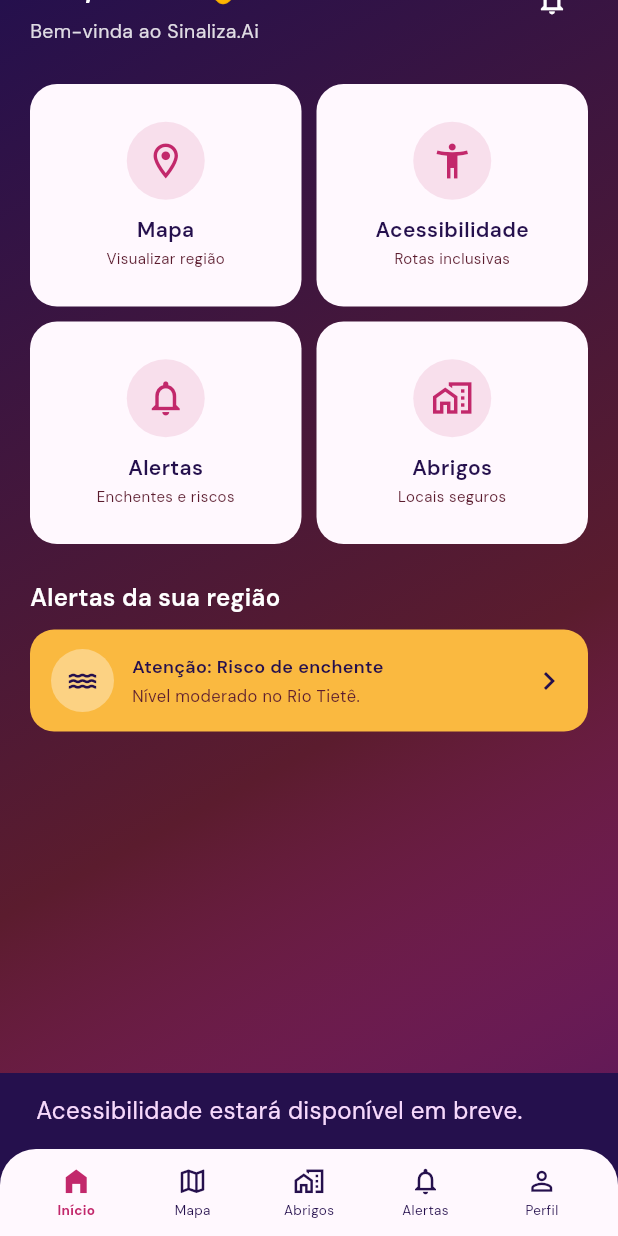
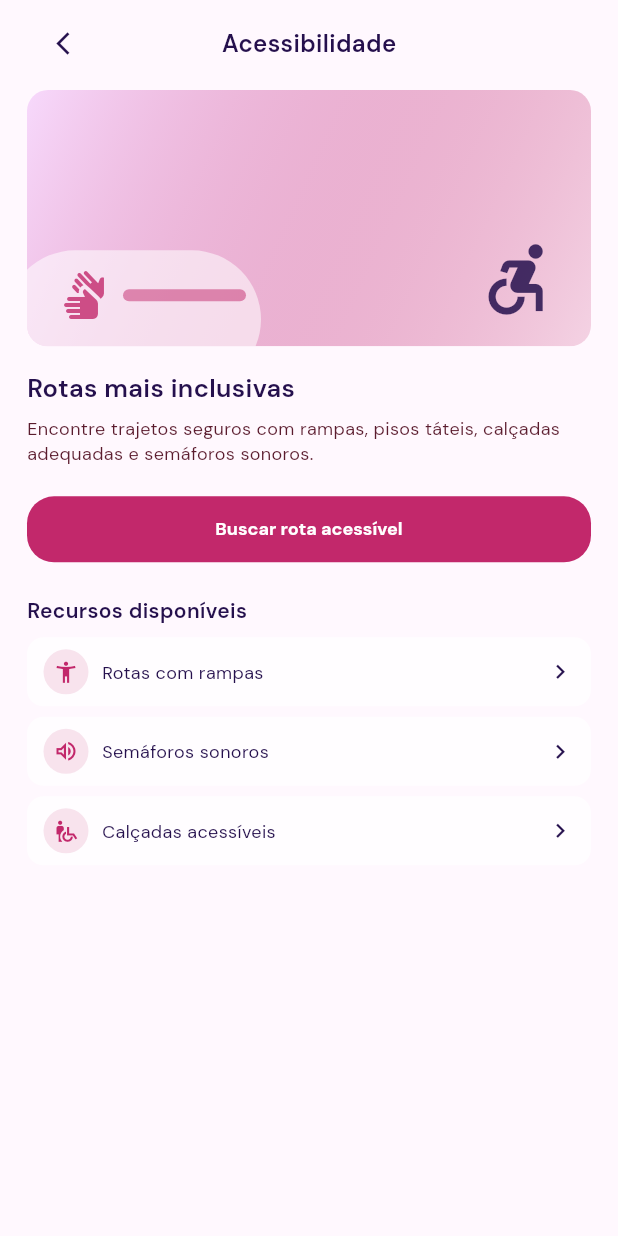
Before and after one commit to juliarichesky/sinalizaai-mobile, a Flutter app: the HomeScreen screen opened directly, scrolled down 48 dp, after a tap on "Acessibilidade", on a phone screen of 412 x 824 dp. Run offline on Flutter 3.47's test engine with Material 3 defaults, Android fonts, the phone set to English and light mode, and no system bars; our stand-ins replace google_fonts.

Commit message:
feat: implement accessibility screen

```diff
--- /dev/null
+++ b/lib/screens/accessibility_screen.dart
@@ -0,0 +1,298 @@
+import 'package:flutter/material.dart';
+
+import '../core/theme/app_colors.dart';
+import '../core/theme/app_typography.dart';
+import 'home_screen.dart';
+
+class AccessibilityScreen extends StatelessWidget {
+  const AccessibilityScreen({super.key});
+
+  void _goBack(BuildContext context) {
+    if (Navigator.of(context).canPop()) {
+      Navigator.of(context).pop();
+      return;
+    }
+    Navigator.of(context).pushReplacement(
+      MaterialPageRoute<void>(builder: (_) => const HomeScreen()),
+    );
+  }
+
+  void _showMessage(BuildContext context, String message) {
+    ScaffoldMessenger.of(context)
+      ..hideCurrentSnackBar()
+      ..showSnackBar(SnackBar(content: Text(message)));
+  }
+
+  @override
+  Widget build(BuildContext context) {
+    return Scaffold(
+      backgroundColor: AppColors.softBackground,
+      body: SafeArea(
+        child: LayoutBuilder(
+          builder: (context, constraints) {
+            return SingleChildScrollView(
+              padding: const EdgeInsets.fromLTRB(18, 8, 18, 24),
+              child: ConstrainedBox(
+                constraints: BoxConstraints(
+                  minHeight: constraints.maxHeight - 32,
+                ),
+                child: Column(
+                  crossAxisAlignment: CrossAxisAlignment.stretch,
+                  children: [
+                    _AccessibilityHeader(onBack: () => _goBack(context)),
+                    const SizedBox(height: 10),
+                    const _AccessibilityIllustration(),
+                    const SizedBox(height: 16),
+                    Text(
+                      'Rotas mais inclusivas',
+                      style: AppTypography.subtitle.copyWith(fontSize: 17),
+                    ),
+                    const SizedBox(height: 6),
+                    Text(
+                      'Encontre trajetos seguros com rampas, pisos táteis, '
+                      'calçadas adequadas e semáforos sonoros.',
+                      style: AppTypography.caption.copyWith(fontSize: 12),
+                    ),
+                    const SizedBox(height: 18),
+                    _PrimaryButton(
+                      onTap: () => _showMessage(
+                        context,
+                        'A busca de rotas acessíveis estará disponível em breve.',
+                      ),
+                    ),
+                    const SizedBox(height: 20),
+                    Text(
+                      'Recursos disponíveis',
+                      style: AppTypography.subtitle.copyWith(fontSize: 14),
+                    ),
+                    const SizedBox(height: 8),
+                    _AccessibilityResource(
+                      icon: Icons.accessibility_new,
+                      label: 'Rotas com rampas',
+                      onTap: () => _showMessage(
+                        context,
+                        'Rotas com rampas estarão disponíveis em breve.',
+                      ),
+                    ),
+                    const SizedBox(height: 7),
+                    _AccessibilityResource(
+                      icon: Icons.volume_up_outlined,
+                      label: 'Semáforos sonoros',
+                      onTap: () => _showMessage(
+                        context,
+                        'Semáforos sonoros estarão disponíveis em breve.',
+                      ),
+                    ),
+                    const SizedBox(height: 7),
+                    _AccessibilityResource(
+                      icon: Icons.wheelchair_pickup,
+                      label: 'Calçadas acessíveis',
+                      onTap: () => _showMessage(
+                        context,
+                        'Calçadas acessíveis estarão disponíveis em breve.',
+                      ),
+                    ),
+                  ],
+                ),
+              ),
+            );
+          },
+        ),
+      ),
+    );
+  }
+}
+
+class _AccessibilityHeader extends StatelessWidget {
+  const _AccessibilityHeader({required this.onBack});
+
+  final VoidCallback onBack;
+
+  @override
+  Widget build(BuildContext context) {
+    return SizedBox(
+      height: 42,
+      child: Stack(
+        alignment: Alignment.center,
+        children: [
+          Align(
+            alignment: Alignment.centerLeft,
+            child: IconButton(
+              onPressed: onBack,
+              tooltip: 'Voltar',
+              icon: const Icon(Icons.arrow_back_ios_new, size: 18),
+              color: AppColors.darkAmethyst,
+            ),
+          ),
+          Text(
+            'Acessibilidade',
+            style: AppTypography.subtitle.copyWith(fontSize: 16),
+          ),
+        ],
+      ),
+    );
+  }
+}
+
+class _AccessibilityIllustration extends StatelessWidget {
+  const _AccessibilityIllustration();
+
+  @override
+  Widget build(BuildContext context) {
+    return Semantics(
+      label: 'Ilustração demonstrativa de mobilidade acessível',
+      image: true,
+      child: AspectRatio(
+        aspectRatio: 2.2,
+        child: ClipRRect(
+          borderRadius: BorderRadius.circular(14),
+          child: DecoratedBox(
+            decoration: BoxDecoration(
+              gradient: LinearGradient(
+                colors: [
+                  AppColors.lavenderVeil,
+                  AppColors.hotRose.withValues(alpha: 0.18),
+                ],
+                begin: Alignment.topLeft,
+                end: Alignment.bottomRight,
+              ),
+            ),
+            child: Stack(
+              children: [
+                Positioned(
+                  left: -14,
+                  bottom: -28,
+                  child: Container(
+                    height: 92,
+                    width: 170,
+                    decoration: BoxDecoration(
+                      color: Colors.white.withValues(alpha: 0.55),
+                      borderRadius: BorderRadius.circular(80),
+                    ),
+                  ),
+                ),
+                Positioned(
+                  right: 20,
+                  bottom: 16,
+                  child: Icon(
+                    Icons.accessible_forward,
+                    color: AppColors.darkAmethyst.withValues(alpha: 0.85),
+                    size: 58,
+                  ),
+                ),
+                Positioned(
+                  left: 22,
+                  bottom: 18,
+                  child: Row(
+                    children: [
+                      Icon(
+                        Icons.sign_language,
+                        color: AppColors.hotRose.withValues(alpha: 0.8),
+                        size: 32,
+                      ),
+                      const SizedBox(width: 10),
+                      Container(
+                        height: 8,
+                        width: 82,
+                        decoration: BoxDecoration(
+                          color: AppColors.hotRose.withValues(alpha: 0.5),
+                          borderRadius: BorderRadius.circular(8),
+                        ),
+                      ),
+                    ],
+                  ),
+                ),
+              ],
+            ),
+          ),
+        ),
+      ),
+    );
+  }
+}
+
+class _PrimaryButton extends StatelessWidget {
+  const _PrimaryButton({required this.onTap});
+
+  final VoidCallback onTap;
+
+  @override
+  Widget build(BuildContext context) {
+    return SizedBox(
+      width: double.infinity,
+      child: FilledButton(
+        onPressed: onTap,
+        style: FilledButton.styleFrom(
+          backgroundColor: AppColors.hotRose,
+          foregroundColor: Colors.white,
+          minimumSize: const Size.fromHeight(44),
+          shape: RoundedRectangleBorder(
+            borderRadius: BorderRadius.circular(18),
+          ),
+          textStyle: AppTypography.body.copyWith(
+            color: Colors.white,
+            fontSize: 12,
+            fontWeight: FontWeight.w700,
+          ),
+        ),
+        child: const Text('Buscar rota acessível'),
+      ),
+    );
+  }
+}
+
+class _AccessibilityResource extends StatelessWidget {
+  const _AccessibilityResource({
+    required this.icon,
+    required this.label,
+    required this.onTap,
+  });
+
+  final IconData icon;
+  final String label;
+  final VoidCallback onTap;
+
+  @override
+  Widget build(BuildContext context) {
+    return Semantics(
+      button: true,
+      label: label,
+      child: Material(
+        color: Colors.white.withValues(alpha: 0.72),
+        borderRadius: BorderRadius.circular(11),
+        child: InkWell(
+          onTap: onTap,
+          borderRadius: BorderRadius.circular(11),
+          child: Padding(
+            padding: const EdgeInsets.symmetric(horizontal: 11, vertical: 8),
+            child: Row(
+              children: [
+                Container(
+                  height: 30,
+                  width: 30,
+                  decoration: BoxDecoration(
+                    color: AppColors.hotRose.withValues(alpha: 0.12),
+                    shape: BoxShape.circle,
+                  ),
+                  child: Icon(icon, color: AppColors.hotRose, size: 17),
+                ),
+                const SizedBox(width: 9),
+                Expanded(
+                  child: Text(
+                    label,
+                    style: AppTypography.body.copyWith(fontSize: 12),
+                  ),
+                ),
+                const Icon(
+                  Icons.chevron_right,
+                  color: AppColors.darkAmethyst,
+                  size: 19,
+                ),
+              ],
+            ),
+          ),
+        ),
+      ),
+    );
+  }
+}
--- a/lib/screens/home_screen.dart
+++ b/lib/screens/home_screen.dart
@@ -5,6 +5,7 @@ import '../core/theme/app_typography.dart';
 import '../data/mock_user.dart';
 import '../widgets/app_bottom_navigation.dart';
 import 'alerts_screen.dart';
+import 'accessibility_screen.dart';
 import 'map_screen.dart';
 import 'profile_screen.dart';
 import 'shelters_screen.dart';
@@ -109,9 +110,10 @@ class HomeScreen extends StatelessWidget {
                             icon: Icons.accessibility_new,
                             title: 'Acessibilidade',
                             description: 'Rotas inclusivas',
-                            onTap: () => _showMessage(
-                              context,
-                              'Acessibilidade estará disponível em breve.',
+                            onTap: () => Navigator.of(context).push(
+                              MaterialPageRoute<void>(
+                                builder: (_) => const AccessibilityScreen(),
+                              ),
                             ),
                           ),
                           _FeatureCard(
```
